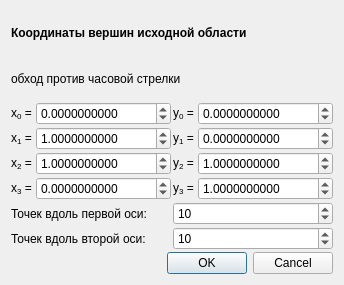
The window that qzcad/structuredisomesh2ddialog.ui (qzcad/qzcad-tree) describes before a commit, drawn with Qt 5.
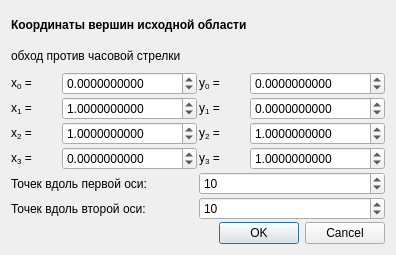
The same window after the commit.

Diff of the .ui file:
```diff
--- a/qzcad/structuredisomesh2ddialog.ui
+++ b/qzcad/structuredisomesh2ddialog.ui
@@ -6,8 +6,8 @@
    <rect>
     <x>0</x>
     <y>0</y>
-    <width>344</width>
-    <height>285</height>
+    <width>396</width>
+    <height>255</height>
    </rect>
   </property>
   <property name="windowTitle">
@@ -19,6 +19,9 @@
    </property>
    <item>
     <layout class="QVBoxLayout" name="verticalLayout_2">
+     <property name="spacing">
+      <number>2</number>
+     </property>
      <item>
       <widget class="QLabel" name="label_9">
        <property name="text">
@@ -35,8 +38,14 @@
      </item>
      <item>
       <layout class="QVBoxLayout" name="verticalLayout">
+       <property name="spacing">
+        <number>2</number>
+       </property>
        <item>
         <layout class="QHBoxLayout" name="horizontalLayout_3">
+         <property name="spacing">
+          <number>2</number>
+         </property>
          <item>
           <layout class="QHBoxLayout" name="horizontalLayout">
            <property name="spacing">
@@ -107,6 +116,9 @@
        </item>
        <item>
         <layout class="QHBoxLayout" name="horizontalLayout_6">
+         <property name="spacing">
+          <number>2</number>
+         </property>
          <item>
           <layout class="QHBoxLayout" name="horizontalLayout_4">
            <property name="spacing">
@@ -180,6 +192,9 @@
        </item>
        <item>
         <layout class="QHBoxLayout" name="horizontalLayout_9">
+         <property name="spacing">
+          <number>2</number>
+         </property>
          <item>
           <layout class="QHBoxLayout" name="horizontalLayout_7">
            <property name="spacing">
@@ -256,6 +271,9 @@
        </item>
        <item>
         <layout class="QHBoxLayout" name="horizontalLayout_12">
+         <property name="spacing">
+          <number>2</number>
+         </property>
          <item>
           <layout class="QHBoxLayout" name="horizontalLayout_10">
            <property name="spacing">
@@ -333,6 +351,9 @@
    </item>
    <item>
     <layout class="QHBoxLayout" name="horizontalLayout_13">
+     <property name="spacing">
+      <number>2</number>
+     </property>
      <item>
       <widget class="QLabel" name="label_11">
        <property name="text">
@@ -360,6 +381,9 @@
    </item>
    <item>
     <layout class="QHBoxLayout" name="horizontalLayout_14">
+     <property name="spacing">
+      <number>2</number>
+     </property>
      <item>
       <widget class="QLabel" name="label_12">
        <property name="text">
```
